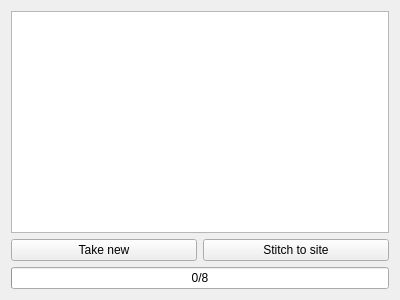
Before: the Qt Designer form rosws/src/rover_rqt_science/resource/pano.ui in Zhangwenyao1/URC, drawn with Qt 5.
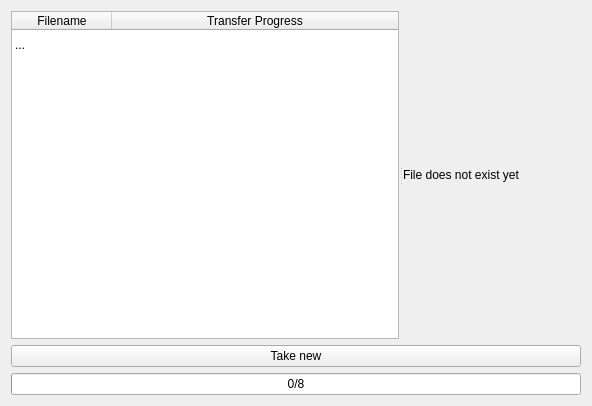
After: the same form once the commit is applied.

Commit message: some supporting pano stuff

What changed in the file:
```diff
--- a/rosws/src/rover_rqt_science/resource/pano.ui
+++ b/rosws/src/rover_rqt_science/resource/pano.ui
@@ -6,18 +6,79 @@
    <rect>
     <x>0</x>
     <y>0</y>
-    <width>400</width>
-    <height>300</height>
+    <width>592</width>
+    <height>406</height>
    </rect>
   </property>
   <property name="windowTitle">
    <string>Form</string>
   </property>
-  <layout class="QVBoxLayout" name="verticalLayout_3">
+  <layout class="QVBoxLayout" name="verticalLayout_2" stretch="6,1">
    <item>
-    <layout class="QVBoxLayout" name="verticalLayout_2">
-     <item>
-      <widget class="QListWidget" name="listWidget"/>
+    <widget class="QSplitter" name="splitter">
+     <property name="orientation">
+      <enum>Qt::Horizontal</enum>
+     </property>
+     <widget class="QTableWidget" name="tableWidget">
+      <property name="editTriggers">
+       <set>QAbstractItemView::NoEditTriggers</set>
+      </property>
+      <property name="showGrid">
+       <bool>false</bool>
+      </property>
+      <property name="cornerButtonEnabled">
+       <bool>false</bool>
+      </property>
+      <property name="columnCount">
+       <number>2</number>
+      </property>
+      <attribute name="horizontalHeaderVisible">
+       <bool>true</bool>
+      </attribute>
+      <attribute name="horizontalHeaderCascadingSectionResizes">
+       <bool>false</bool>
+      </attribute>
+      <attribute name="horizontalHeaderShowSortIndicator" stdset="0">
+       <bool>false</bool>
+      </attribute>
+      <attribute name="horizontalHeaderStretchLastSection">
+       <bool>true</bool>
+      </attribute>
+      <attribute name="verticalHeaderVisible">
+       <bool>false</bool>
+      </attribute>
+      <row>
+       <property name="text">
+        <string>New Row</string>
+       </property>
+      </row>
+      <column>
+       <property name="text">
+        <string>Filename</string>
+       </property>
+      </column>
+      <column>
+       <property name="text">
+        <string>Transfer Progress</string>
+       </property>
+      </column>
+      <item row="0" column="0">
+       <property name="text">
+        <string>...</string>
+       </property>
+      </item>
+      <item row="0" column="1">
+       <property name="text">
+        <string/>
+       </property>
+      </item>
+     </widget>
+     <widget class="QLabel" name="label">
+      <property name="text">
+       <string>File does not exist yet</string>
+      </property>
+     </widget>
+    </widget>
      </item>
      <item>
       <layout class="QVBoxLayout" name="verticalLayout">
@@ -30,13 +91,6 @@
            </property>
           </widget>
          </item>
-         <item>
-          <widget class="QPushButton" name="pushButton_2">
-           <property name="text">
-            <string>Stitch to site</string>
-           </property>
-          </widget>
-         </item>
         </layout>
        </item>
        <item>
@@ -57,8 +111,6 @@
           <string>%p/%m</string>
          </property>
         </widget>
-       </item>
-      </layout>
      </item>
     </layout>
    </item>
```
Lines whose indentation alone changed are shown as unchanged. The commit also changes 5 other files.
